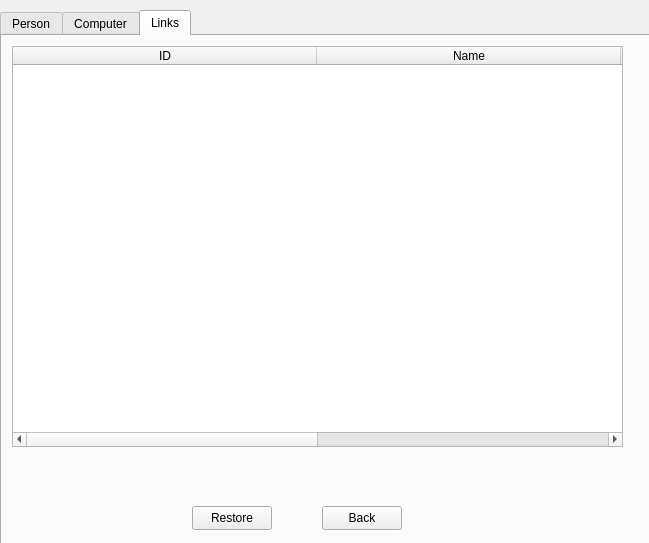
Old version of the form Widget/trashbin.ui in the repository Ladanvini/VLN1-Hopur-5.
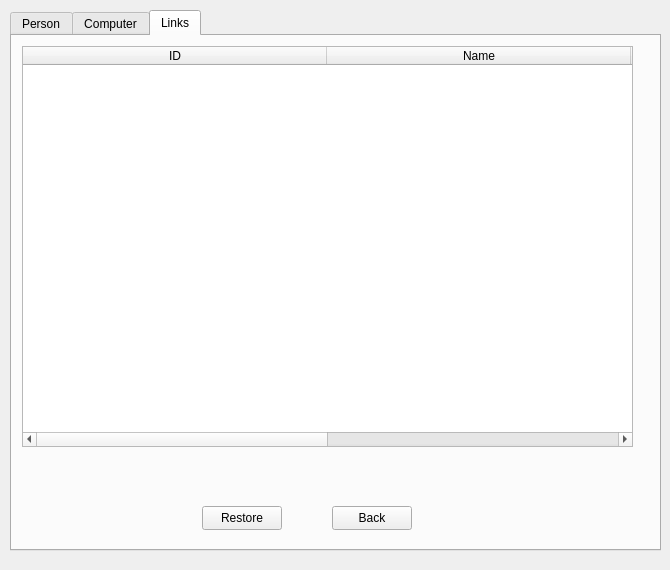
New version of the form.

```diff
--- a/Widget/trashbin.ui
+++ b/Widget/trashbin.ui
@@ -6,8 +6,8 @@
    <rect>
     <x>0</x>
     <y>0</y>
-    <width>649</width>
-    <height>543</height>
+    <width>670</width>
+    <height>570</height>
    </rect>
   </property>
   <property name="windowTitle">
@@ -16,7 +16,7 @@
   <widget class="QTabWidget" name="DisplaytapsT">
    <property name="geometry">
     <rect>
-     <x>0</x>
+     <x>10</x>
      <y>10</y>
      <width>651</width>
      <height>541</height>
```
